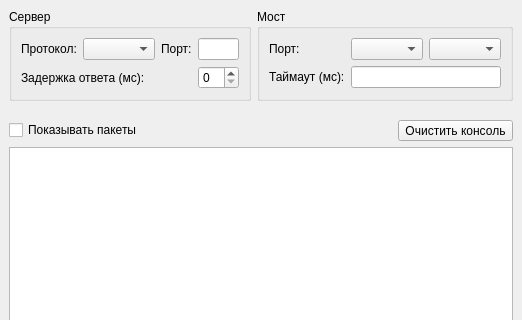
The window that src/mkserver/ui/mainwindow.ui (alex-krutikov/MkStudio) describes before a commit, drawn with Qt 5; both pictures show x 0 to 522 and y 0 to 320 of the 522 by 483 pixel window.
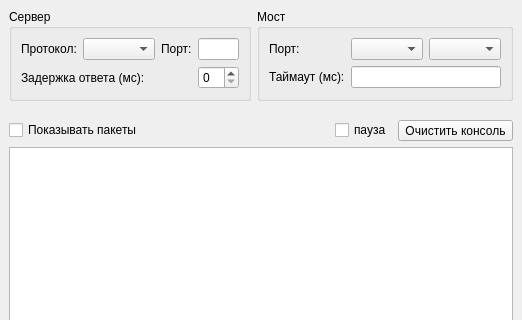
The same window after the commit.

Commit message: MKServer: GUI: Добавлена галочка паузы вывода в консоль.

```diff
--- a/src/mkserver/ui/mainwindow.ui
+++ b/src/mkserver/ui/mainwindow.ui
@@ -128,6 +128,13 @@
         </property>
        </spacer>
       </item>
+      <item>
+       <widget class="QCheckBox" name="cb_console_pause">
+        <property name="text">
+         <string>пауза</string>
+        </property>
+       </widget>
+      </item>
       <item>
        <widget class="QToolButton" name="pb_console_clear">
         <property name="text">
```
Left out of the diff: 1 changed line with no effect on the pictures. The commit also changes 1 other file.
